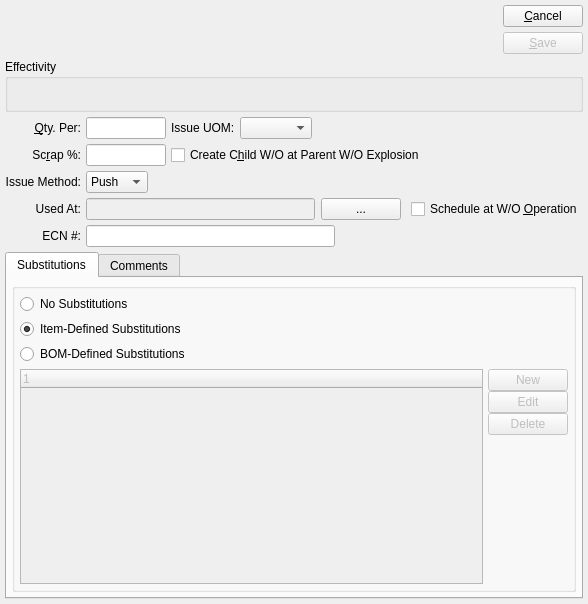
This is xtuple/trunk/guiclient/bomItem.ui in WooodHead/xtuple as Qt 5 draws it before an edit. The edited form follows.
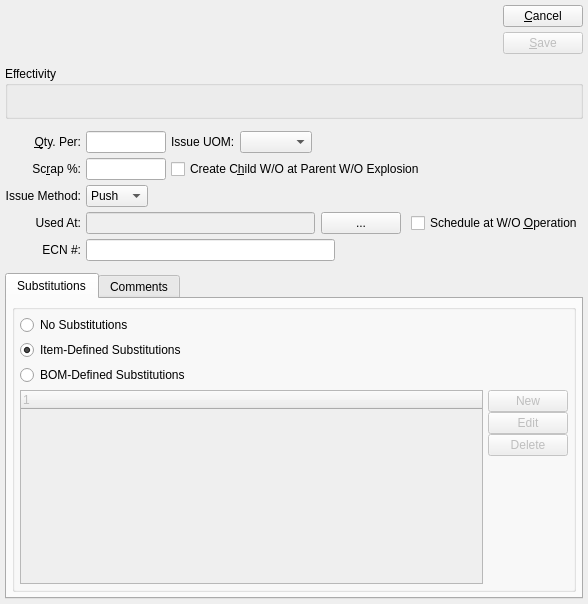
This is the edited form. Custom widgets are drawn as their Qt base class.

Commit message: issue #6446:  Fix problem with bom substitute.

Diff of the .ui file:
```diff
--- a/xtuple/trunk/guiclient/bomItem.ui
+++ b/xtuple/trunk/guiclient/bomItem.ui
@@ -12,8 +12,16 @@
   <property name="windowTitle" >
    <string>Bill of Materials Item</string>
   </property>
-  <layout class="QVBoxLayout" >
-   <item>
+  <layout class="QGridLayout" >
+   <item row="0" column="0" >
+    <layout class="QGridLayout" >
+     <property name="horizontalSpacing" >
+      <number>12</number>
+     </property>
+     <property name="verticalSpacing" >
+      <number>12</number>
+     </property>
+     <item row="0" column="0" >
     <layout class="QHBoxLayout" >
      <item>
       <widget class="ItemCluster" name="_item" >
@@ -100,7 +108,7 @@
      </item>
     </layout>
    </item>
-   <item>
+     <item row="1" column="0" >
     <widget class="QGroupBox" name="_effectivityGroup" >
      <property name="title" >
       <string>Effectivity</string>
@@ -170,7 +178,7 @@
      </layout>
     </widget>
    </item>
-   <item>
+     <item row="2" column="0" >
     <layout class="QGridLayout" >
      <item row="4" column="0" >
       <widget class="QLabel" name="_ecnNumLit" >
@@ -447,7 +455,7 @@
      </item>
     </layout>
    </item>
-   <item>
+     <item row="3" column="0" >
     <widget class="QTabWidget" name="_tab" >
      <property name="sizePolicy" >
       <sizepolicy vsizetype="Expanding" hsizetype="Expanding" >
@@ -613,6 +621,8 @@
       </layout>
      </widget>
     </widget>
+     </item>
+    </layout>
    </item>
   </layout>
  </widget>
```
Lines whose indentation alone changed are shown as unchanged. The commit also changes 2 other files.
